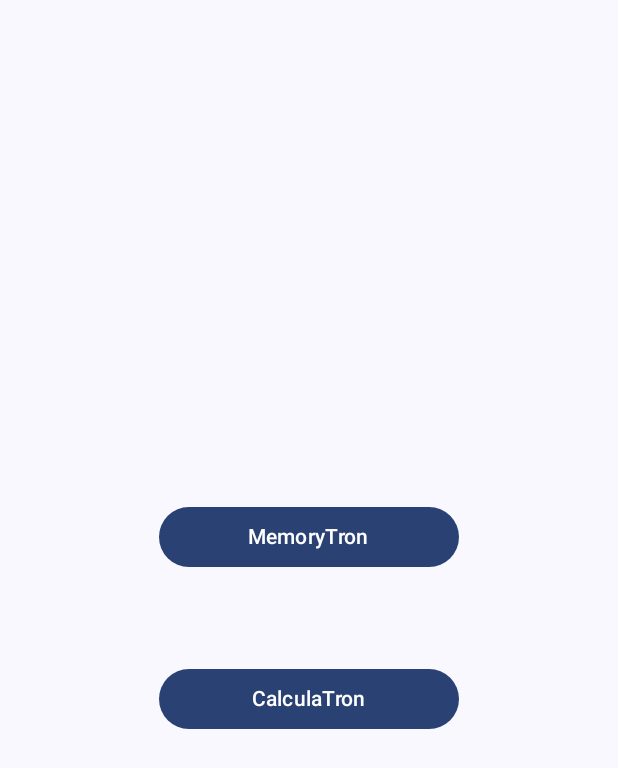
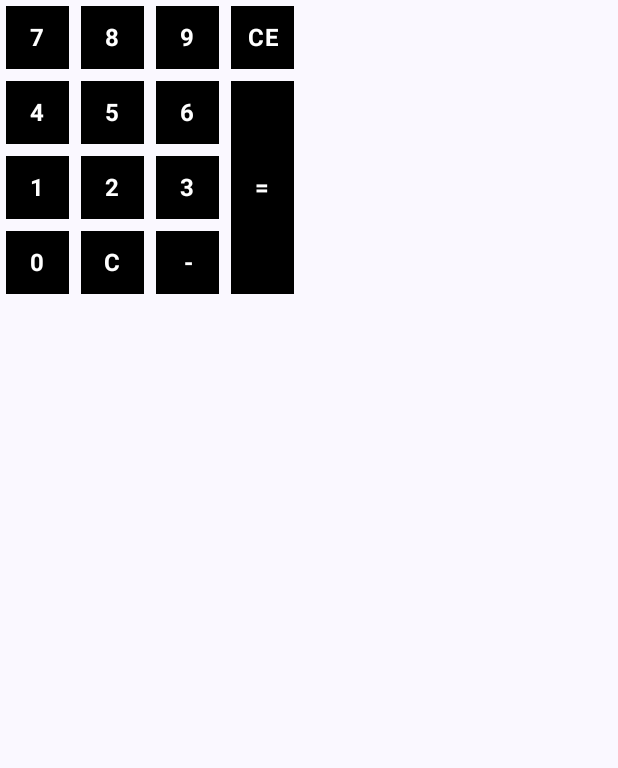
Before and after one commit to Nozferatu/Practica1-PM, an Android app built with Jetpack Compose: the screen it shows after launch (MainActivity before the commit, CalculaTronActivity after it), after a tap on "CalculaTron", on a phone screen of 412 x 824 dp. Shown: the top 768 px of the screen. Run offline under Robolectric (Android 15) with nearby library versions, the phone set to English and light mode, and no system bars.

Commit message:
Empezando el CalculaTron

```diff
--- a/app/src/main/AndroidManifest.xml
+++ b/app/src/main/AndroidManifest.xml
@@ -18,6 +18,11 @@
             android:label="@string/title_activity_memory_tron"
             android:theme="@style/Theme.Practica1PM" />
         <activity
+            android:name=".CalculaTronActivity"
+            android:exported="false"
+            android:label="@string/title_activity_memory_tron"
+            android:theme="@style/Theme.Practica1PM" />
+        <activity
             android:name=".MainActivity"
             android:exported="true"
             android:label="@string/app_name"
--- /dev/null
+++ b/app/src/main/java/com/cmj/practica1_pm/CalculaTronActivity.kt
@@ -0,0 +1,137 @@
+package com.cmj.practica1_pm
+
+import android.os.Bundle
+import androidx.activity.ComponentActivity
+import androidx.activity.compose.setContent
+import androidx.activity.enableEdgeToEdge
+import androidx.compose.foundation.background
+import androidx.compose.foundation.clickable
+import androidx.compose.foundation.layout.Box
+import androidx.compose.foundation.layout.Column
+import androidx.compose.foundation.layout.PaddingValues
+import androidx.compose.foundation.layout.fillMaxSize
+import androidx.compose.foundation.layout.padding
+import androidx.compose.foundation.layout.size
+import androidx.compose.foundation.layout.width
+import androidx.compose.foundation.layout.wrapContentSize
+import androidx.compose.foundation.lazy.staggeredgrid.LazyVerticalStaggeredGrid
+import androidx.compose.foundation.lazy.staggeredgrid.StaggeredGridCells
+import androidx.compose.material3.Scaffold
+import androidx.compose.material3.Surface
+import androidx.compose.material3.Text
+import androidx.compose.runtime.Composable
+import androidx.compose.ui.Alignment
+import androidx.compose.ui.Modifier
+import androidx.compose.ui.graphics.Color
+import androidx.compose.ui.text.font.FontWeight
+import androidx.compose.ui.text.style.TextAlign
+import androidx.compose.ui.tooling.preview.Preview
+import androidx.compose.ui.unit.Dp
+import androidx.compose.ui.unit.dp
+import com.cmj.practica1_pm.ui.theme.Practica1PMTheme
+
+class CalculaTronActivity : ComponentActivity() {
+    override fun onCreate(savedInstanceState: Bundle?) {
+        super.onCreate(savedInstanceState)
+        enableEdgeToEdge()
+
+        setContent {
+            barajarCartas()
+
+            Practica1PMTheme {
+                Surface {
+                    Scaffold(modifier = Modifier.fillMaxSize()) { innerPadding ->
+                        CalculaTron(
+                            innerPadding
+                        )
+                    }
+                }
+            }
+        }
+    }
+}
+
+@Composable
+fun Tecla(
+    contenido: String,
+    altura: Dp = 50.dp,
+    anchura: Dp = 50.dp,
+    funcion: () -> (Unit) = {
+
+    }
+){
+    Box(modifier = Modifier
+        .size(width = anchura, height = altura)
+        .padding(4.dp)
+        .background(Color.Black)
+        .clickable { funcion },
+        contentAlignment = Alignment.Center
+
+    ) {
+        Text(
+            contenido,
+            color = Color.White,
+            fontWeight = FontWeight.Bold,
+            textAlign = TextAlign.Center,
+        )
+    }
+}
+
+@Composable
+fun Teclado(){
+    LazyVerticalStaggeredGrid(
+        modifier = Modifier
+        .wrapContentSize(),
+        columns = StaggeredGridCells.Fixed(4)
+    ) {
+        item{
+            Column {
+                Tecla("7")
+                Tecla("4")
+                Tecla("1")
+                Tecla("0", anchura = 100.dp)
+            }
+        }
+
+        item{
+            Column {
+                Tecla("8")
+                Tecla("5")
+                Tecla("2")
+                Tecla("C")
+            }
+        }
+
+        item{
+            Column {
+                Tecla("9")
+                Tecla("6")
+                Tecla("3")
+                Tecla("-")
+            }
+        }
+
+        item{
+            Column {
+                Tecla("CE")
+                Tecla("=", altura = 150.dp)
+            }
+        }
+    }
+}
+
+@Composable
+fun CalculaTron(innerPadding: PaddingValues) {
+    Column(modifier = Modifier
+        .width(200.dp)
+        .padding(innerPadding)
+    ) {
+        Teclado()
+    }
+}
+
+@Preview(showBackground = true)
+@Composable
+fun TecladoPreview(){
+    Teclado()
+}
--- a/app/src/main/java/com/cmj/practica1_pm/MainActivity.kt
+++ b/app/src/main/java/com/cmj/practica1_pm/MainActivity.kt
@@ -61,7 +61,8 @@ fun MenuInicio(modifier: Modifier = Modifier) {
             .padding(vertical = 30.dp)
             .width(200.dp),
             onClick = {
-
+                val intent = Intent(contexto, CalculaTronActivity::class.java)
+                contexto.startActivity(intent)
             }
         ) {
             Text(text = "CalculaTron")
--- a/app/src/main/res/values/strings.xml
+++ b/app/src/main/res/values/strings.xml
@@ -1,4 +1,5 @@
 <resources>
     <string name="app_name">Practica1-PM</string>
     <string name="title_activity_memory_tron">MemoryTronActivity</string>
+    <string name="title_activity_calcula_tron">CalculaTronActivity</string>
 </resources>
```
